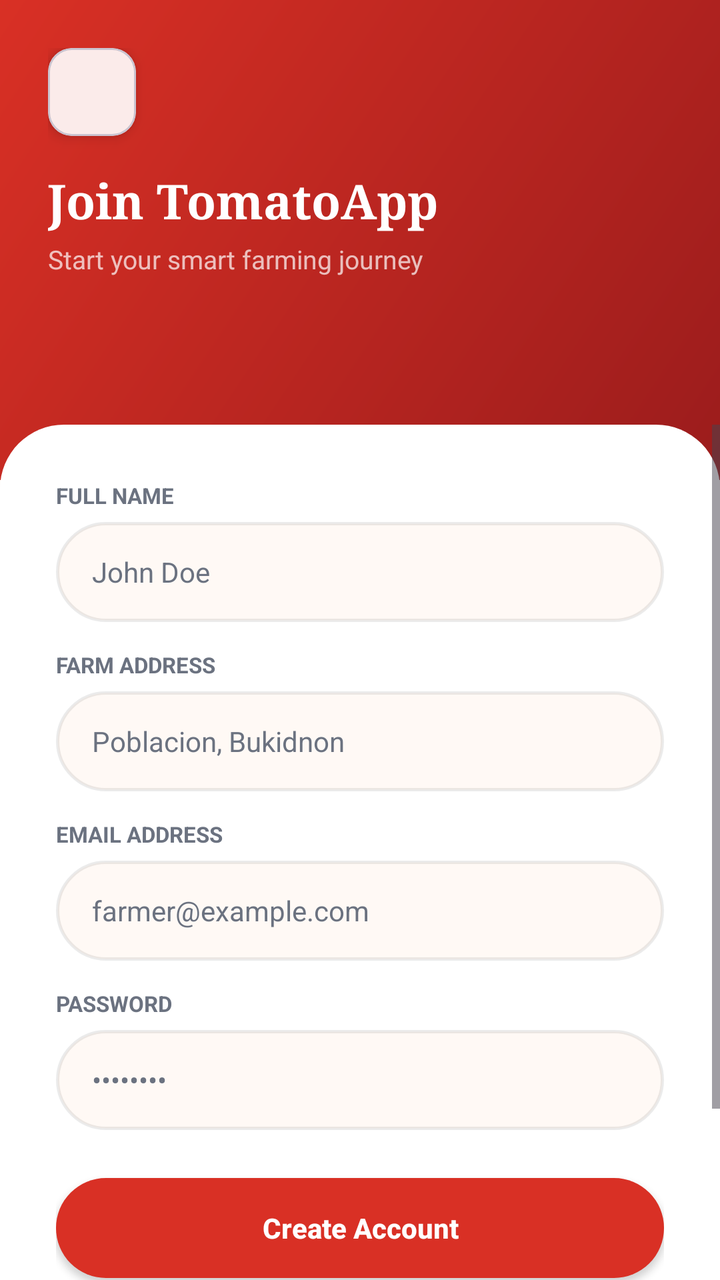
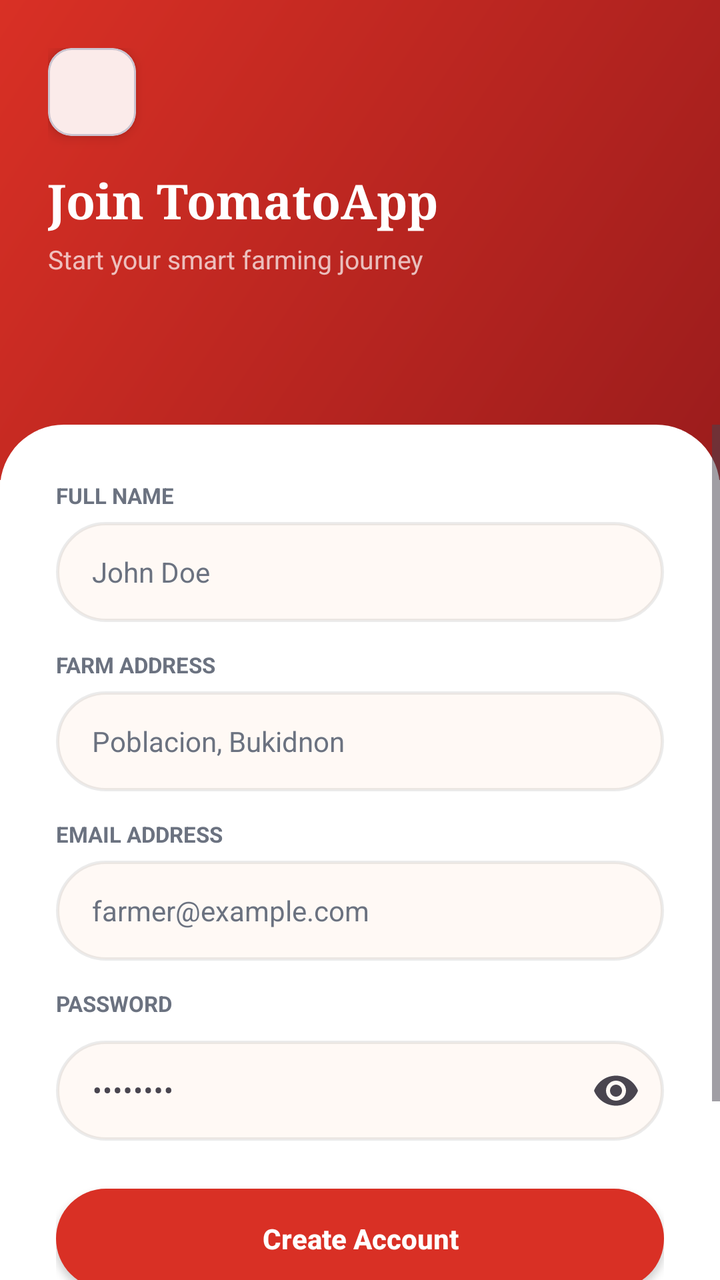

The first picture is an Android layout as it rendered before a commit; the second is the same layout after the commit. The layout source and the unified diff follow.
<!-- AndroidManifest.xml: application theme Theme.TomatoApp -->
<!-- res/layout/activity_register.xml -->
<?xml version="1.0" encoding="utf-8"?>
<RelativeLayout xmlns:android="http://schemas.android.com/apk/res/android"
    xmlns:tools="http://schemas.android.com/tools"
    xmlns:app="http://schemas.android.com/apk/res-auto"
    android:layout_width="match_parent"
    android:layout_height="match_parent"
    android:background="@color/cream"
    tools:context=".Register">

    
    <LinearLayout
        android:id="@+id/heroSection"
        android:layout_width="match_parent"
        android:layout_height="240dp"
        android:background="@drawable/bg_red_gradient"
        android:orientation="vertical"
        android:padding="24dp"
        android:paddingTop="44dp">

        <com.google.android.material.card.MaterialCardView
            android:layout_width="44dp"
            android:layout_height="44dp"
            app:cardCornerRadius="12dp"
            app:cardElevation="4dp"
            app:cardBackgroundColor="@color/white"
            android:layout_marginBottom="16dp">
            <ImageView
                android:layout_width="match_parent"
                android:layout_height="match_parent"
                android:src="@mipmap/ic_logo"
                android:padding="8dp" />
        </com.google.android.material.card.MaterialCardView>

        <TextView
            android:layout_width="wrap_content"
            android:layout_height="wrap_content"
            android:text="Join TomatoApp"
            android:textColor="@color/white"
            android:textSize="24sp"
            android:textStyle="bold"
            android:fontFamily="serif"
            android:layout_marginBottom="4dp" />

        <TextView
            android:layout_width="wrap_content"
            android:layout_height="wrap_content"
            android:text="Start your smart farming journey"
            android:textColor="#B3FFFFFF"
            android:textSize="13sp" />
    </LinearLayout>

    
    <LinearLayout
        android:id="@+id/registerCard"
        android:layout_width="match_parent"
        android:layout_height="match_parent"
        android:layout_below="@id/heroSection"
        android:layout_marginTop="-28dp"
        android:background="@drawable/bg_card_top_rounded"
        android:orientation="vertical">

        <ScrollView
            android:layout_width="match_parent"
            android:layout_height="match_parent"
            android:fillViewport="true">

            <LinearLayout
                android:layout_width="match_parent"
                android:layout_height="wrap_content"
                android:orientation="vertical"
                android:padding="28dp">

                <TextView
                    android:layout_width="wrap_content"
                    android:layout_height="wrap_content"
                    android:text="FULL NAME"
                    android:textSize="11sp"
                    android:textStyle="bold"
                    android:textColor="@color/muted"
                    android:layout_marginBottom="6dp" />

                <com.google.android.material.textfield.TextInputEditText
                    android:id="@+id/fullName"
                    android:layout_width="match_parent"
                    android:layout_height="50dp"
                    android:background="@drawable/bg_pill_input"
                    android:hint="John Doe"
                    android:textColorHint="@color/muted"
                    android:paddingStart="18dp"
                    android:paddingEnd="18dp"
                    android:textSize="14sp"
                    android:inputType="textPersonName"
                    android:layout_marginBottom="14dp" />

                <TextView
                    android:layout_width="wrap_content"
                    android:layout_height="wrap_content"
                    android:text="FARM ADDRESS"
                    android:textSize="11sp"
                    android:textStyle="bold"
                    android:textColor="@color/muted"
                    android:layout_marginBottom="6dp" />

                <com.google.android.material.textfield.TextInputEditText
                    android:id="@+id/address"
                    android:layout_width="match_parent"
                    android:layout_height="50dp"
                    android:background="@drawable/bg_pill_input"
                    android:hint="Poblacion, Bukidnon"
                    android:textColorHint="@color/muted"
                    android:paddingStart="18dp"
                    android:paddingEnd="18dp"
                    android:textSize="14sp"
                    android:inputType="textPostalAddress"
                    android:layout_marginBottom="14dp" />

                <TextView
                    android:layout_width="wrap_content"
                    android:layout_height="wrap_content"
                    android:text="EMAIL ADDRESS"
                    android:textSize="11sp"
                    android:textStyle="bold"
                    android:textColor="@color/muted"
                    android:layout_marginBottom="6dp" />

                <com.google.android.material.textfield.TextInputEditText
                    android:id="@+id/email"
                    android:layout_width="match_parent"
                    android:layout_height="50dp"
                    android:background="@drawable/bg_pill_input"
                    android:hint="farmer@example.com"
                    android:textColorHint="@color/muted"
                    android:paddingStart="18dp"
                    android:paddingEnd="18dp"
                    android:textSize="14sp"
                    android:inputType="textEmailAddress"
                    android:layout_marginBottom="14dp" />

                <TextView
                    android:layout_width="wrap_content"
                    android:layout_height="wrap_content"
                    android:text="PASSWORD"
                    android:textSize="11sp"
                    android:textStyle="bold"
                    android:textColor="@color/muted"
                    android:layout_marginBottom="6dp" />

                <com.google.android.material.textfield.TextInputEditText
                    android:id="@+id/password"
                    android:layout_width="match_parent"
                    android:layout_height="50dp"
                    android:background="@drawable/bg_pill_input"
                    android:hint="••••••••"
                    android:textColorHint="@color/muted"
                    android:paddingStart="18dp"
                    android:paddingEnd="18dp"
                    android:textSize="14sp"
                    android:inputType="textPassword"
                    android:layout_marginBottom="24dp" />

                <android.widget.Button
                    android:id="@+id/btn_register"
                    android:layout_width="match_parent"
                    android:layout_height="50dp"
                    android:background="@drawable/bg_pill_button_red"
                    android:text="Create Account"
                    android:textColor="@color/white"
                    android:textSize="14sp"
                    android:textStyle="bold"
                    android:textAllCaps="false" />

                <LinearLayout
                    android:layout_width="match_parent"
                    android:layout_height="wrap_content"
                    android:orientation="horizontal"
                    android:gravity="center"
                    android:layout_marginTop="24dp"
                    android:paddingBottom="40dp">
                    
                    <TextView
                        android:layout_width="wrap_content"
                        android:layout_height="wrap_content"
                        android:text="Already have an account? "
                        android:textColor="@color/muted"
                        android:textSize="12sp" />
                        
                    <TextView
                        android:id="@+id/loginNow"
                        android:layout_width="wrap_content"
                        android:layout_height="wrap_content"
                        android:text="Login"
                        android:textColor="@color/red"
                        android:textStyle="bold"
                        android:textSize="12sp" />
                </LinearLayout>
            </LinearLayout>
        </ScrollView>
    </LinearLayout>

    <ProgressBar
        android:id="@+id/progressBar"
        android:layout_width="wrap_content"
        android:layout_height="wrap_content"
        android:layout_centerInParent="true"
        android:visibility="gone"
        android:indeterminateTint="@color/red" />

</RelativeLayout>
<!-- resources referenced by this layout -->
<resources>
  <color name="cream">#FFF9F5</color>
  <color name="muted">#6B7280</color>
  <color name="red">#D93025</color>
  <color name="white">#FFFFFFFF</color>
  <!-- drawable bg_card_top_rounded (drawable) -->
  <?xml version="1.0" encoding="utf-8"?>
  <shape xmlns:android="http://schemas.android.com/apk/res/android">
      <solid android:color="@color/white" />
      <corners
          android:topLeftRadius="32dp"
          android:topRightRadius="32dp" />
  </shape>
  <!-- drawable bg_pill_button_red (drawable) -->
  <?xml version="1.0" encoding="utf-8"?>
  <ripple xmlns:android="http://schemas.android.com/apk/res/android"
      android:color="#40FFFFFF">
      <item>
          <shape>
              <solid android:color="@color/red" />
              <corners android:radius="999dp" />
          </shape>
      </item>
  </ripple>
  <!-- drawable bg_pill_input (drawable) -->
  <?xml version="1.0" encoding="utf-8"?>
  <shape xmlns:android="http://schemas.android.com/apk/res/android">
      <solid android:color="@color/cream" />
      <stroke
          android:width="1.5dp"
          android:color="@color/border" />
      <corners android:radius="999dp" />
  </shape>
  <!-- drawable bg_red_gradient (drawable) -->
  <?xml version="1.0" encoding="utf-8"?>
  <shape xmlns:android="http://schemas.android.com/apk/res/android">
      <gradient
          android:angle="315"
          android:endColor="@color/red_dark"
          android:startColor="@color/red"
          android:type="linear" />
  </shape>
  <!-- mipmap ic_logo (mipmap-anydpi-v26) -->
  <?xml version="1.0" encoding="utf-8"?>
  <adaptive-icon xmlns:android="http://schemas.android.com/apk/res/android">
      <background android:drawable="@color/ic_logo_background"/>
      <foreground android:drawable="@mipmap/ic_logo_foreground"/>
  </adaptive-icon>
  <style name="Theme.TomatoApp" parent="Base.Theme.TomatoApp" />
  <color name="border">#14000000</color>
  <color name="red_dark">#9B1C1C</color>
  <color name="ic_logo_background">#E4E3DF</color>
  <style name="Base.Theme.TomatoApp" parent="Theme.Material3.DayNight.NoActionBar">
          
          <item name="colorPrimary">@color/tomato_red</item>
          <item name="colorOnPrimary">@color/white</item>
          <item name="colorSecondary">@color/fresh_green</item>
          <item name="colorOnSecondary">@color/white</item>
          <item name="colorSurface">@color/surface</item>
          <item name="colorOnSurface">@color/text_primary</item>
          <item name="colorError">@color/error</item>
          <item name="android:windowBackground">@color/bg_light_gray</item>
      </style>
  <color name="tomato_red">#D93025</color>
  <color name="fresh_green">#3DBE5A</color>
  <color name="surface">#FFFFFF</color>
  <color name="text_primary">#1A1A1A</color>
  <color name="error">#D93025</color>
  <color name="bg_light_gray">#FFF9F5</color>
</resources>

<!-- the commit's change to res/layout/activity_register.xml (unified diff, before → after) -->
@@ -85,6 +85,7 @@
                     android:layout_height="50dp"
                     android:background="@drawable/bg_pill_input"
                     android:hint="John Doe"
+                    android:textColor="@color/text_primary"
                     android:textColorHint="@color/muted"
                     android:paddingStart="18dp"
                     android:paddingEnd="18dp"
@@ -107,6 +108,7 @@
                     android:layout_height="50dp"
                     android:background="@drawable/bg_pill_input"
                     android:hint="Poblacion, Bukidnon"
+                    android:textColor="@color/text_primary"
                     android:textColorHint="@color/muted"
                     android:paddingStart="18dp"
                     android:paddingEnd="18dp"
@@ -145,18 +147,25 @@
                     android:textColor="@color/muted"
                     android:layout_marginBottom="6dp" />
 
-                <com.google.android.material.textfield.TextInputEditText
-                    android:id="@+id/password"
-                    android:layout_width="match_parent"
-                    android:layout_height="50dp"
-                    android:background="@drawable/bg_pill_input"
-                    android:hint="••••••••"
-                    android:textColorHint="@color/muted"
-                    android:paddingStart="18dp"
-                    android:paddingEnd="18dp"
-                    android:textSize="14sp"
-                    android:inputType="textPassword"
-                    android:layout_marginBottom="24dp" />
+                <com.google.android.material.textfield.TextInputLayout
+                    android:layout_width="match_parent"
+                    android:layout_height="wrap_content"
+                    app:endIconMode="password_toggle"
+                    android:layout_marginBottom="24dp">
+
+                    <com.google.android.material.textfield.TextInputEditText
+                        android:id="@+id/password"
+                        android:layout_width="match_parent"
+                        android:layout_height="50dp"
+                        android:background="@drawable/bg_pill_input"
+                        android:hint="••••••••"
+                        android:textColorHint="@color/muted"
+                        android:paddingStart="18dp"
+                        android:paddingEnd="18dp"
+                        android:textSize="14sp"
+                        android:inputType="textPassword" />
+
+                </com.google.android.material.textfield.TextInputLayout>
 
                 <android.widget.Button
                     android:id="@+id/btn_register"
